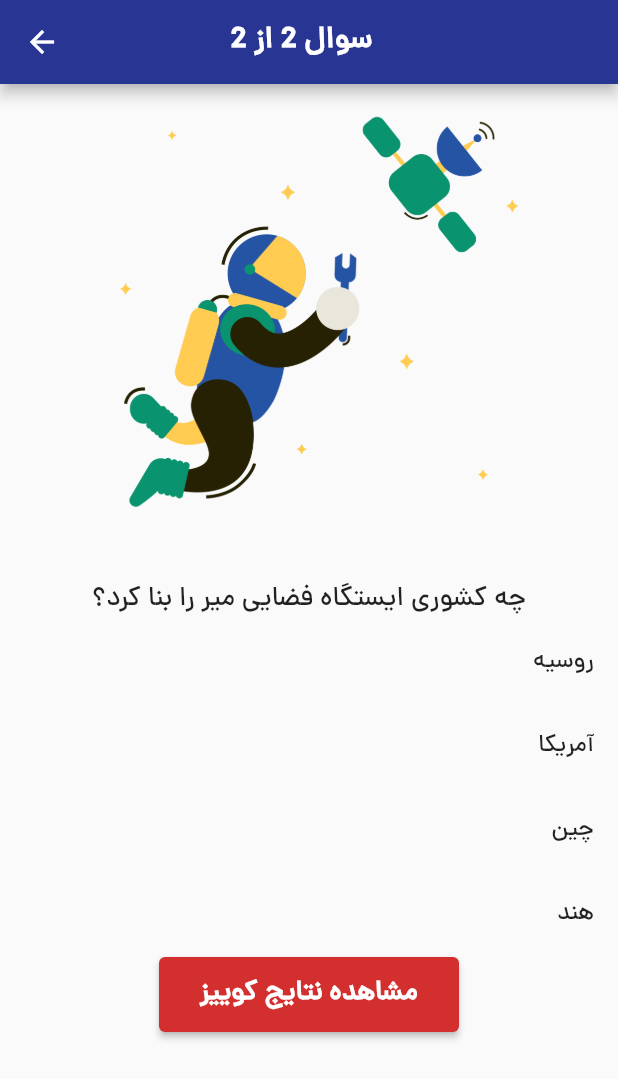
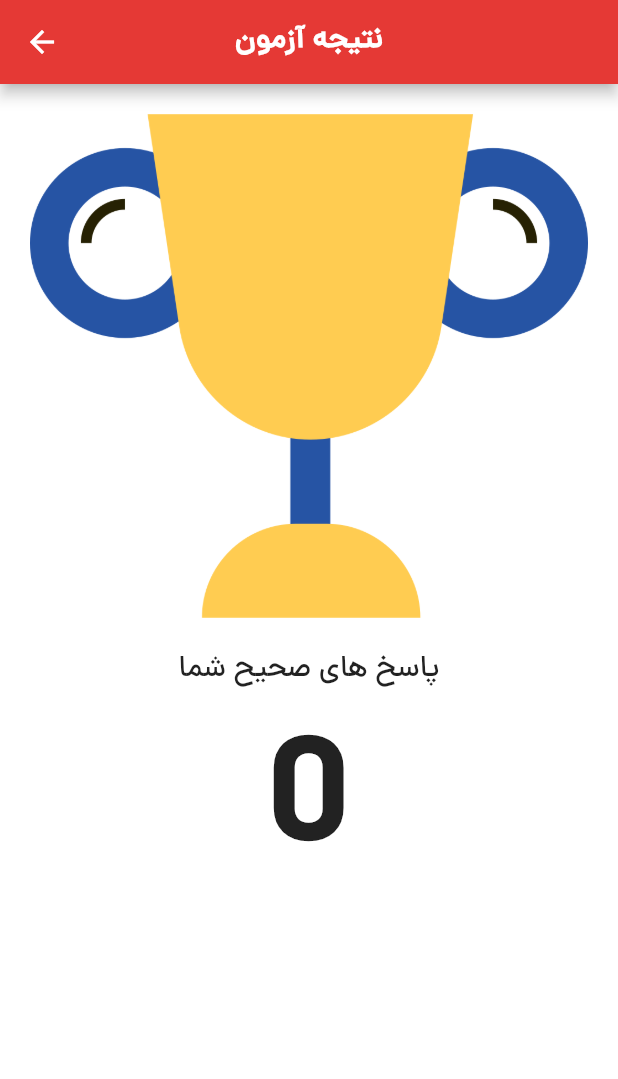
Before and after one commit to mehrdadmoradi001/quiz_app, a Flutter app: the QuizPage screen opened directly, after a tap on "امیراحمدادیبی", after a tap on "آمریکا", after a tap on "مشاهده نتایج کوییز", on a phone screen of 412 x 824 dp. Shown: the top 1079 px of the screen. Run offline on Flutter 3.47's test engine with Material 2 defaults, Android fonts, the phone set to English and light mode, and no system bars.

Commit message:
1- Transferring data between pages by Constructor's pages 2- create Appbar for result_screen.dart

```diff
--- a/lib/home_page.dart
+++ b/lib/home_page.dart
@@ -10,7 +10,7 @@ class HomeWidget extends StatelessWidget {
   Widget build(BuildContext context) {
     return Scaffold(
       backgroundColor: Colors.white,
-      appBar: AppBarWidget('کوییز کویین'),
+      appBar: AppBarWidget('کوییز کویین',Colors.indigo[800]),
       body: SafeArea(
         child: Column(
           mainAxisAlignment: MainAxisAlignment.center,
--- a/lib/quiz_page.dart
+++ b/lib/quiz_page.dart
@@ -1,6 +1,7 @@
 import 'package:flutter/material.dart';
 import 'package:quiz_app/constants/Constants.dart';
 import 'package:quiz_app/data/Question.dart';
+import 'package:quiz_app/screens/result_screen.dart';
 import 'package:quiz_app/widgets/appBar_widget.dart';
 
 class QuizPage extends StatefulWidget {
@@ -14,6 +15,7 @@ class _QuizPageState extends State<QuizPage> {
   int shownQuestionIndex = 0;
   Question? selectedQuestion;
   bool isFinalAnswerSubmitted = false;
+  int correctAnswerQuiz = 0;
 
   @override
   Widget build(BuildContext context) {
@@ -22,7 +24,8 @@ class _QuizPageState extends State<QuizPage> {
         getQuestionsList()[shownQuestionIndex].imageNumber!;
 
     return Scaffold(
-      appBar: AppBarWidget('سوال ${shownQuestionIndex + 1} از ${getQuestionsList().length }  '),
+      appBar: AppBarWidget(
+          'سوال ${shownQuestionIndex + 1} از ${getQuestionsList().length}  ' , Colors.indigo[800]),
       body: SafeArea(
         child: Column(
           crossAxisAlignment: CrossAxisAlignment.center,
@@ -41,9 +44,15 @@ class _QuizPageState extends State<QuizPage> {
               style: TextStyle(fontSize: 18),
             ),
             ...List.generate(4, (index) => getOptionItem(index)),
-            if(isFinalAnswerSubmitted)
+            if (isFinalAnswerSubmitted)
               ElevatedButton(
-                onPressed: () {},
+                onPressed: () {
+                  Navigator.of(context).push(
+                    MaterialPageRoute(
+                      builder: (context) => ResultScreen(correctAnswerResult: correctAnswerQuiz,),
+                    ),
+                  );
+                },
                 style: ElevatedButton.styleFrom(
                   backgroundColor: Colors.red[700],
                   minimumSize: Size(200.0, 50.0),
@@ -60,7 +69,6 @@ class _QuizPageState extends State<QuizPage> {
     );
   }
 
-
   Widget getOptionItem(int index) => ListTile(
         title: Text(
           selectedQuestion!.answerList![index],
@@ -68,12 +76,12 @@ class _QuizPageState extends State<QuizPage> {
         ),
         onTap: () {
           if (selectedQuestion!.correctAnswer! == index) {
-            print('correct');
+            correctAnswerQuiz++;
           } else {
             print('wrong');
           }
 
-          if(shownQuestionIndex == getQuestionsList().length - 1){
+          if (shownQuestionIndex == getQuestionsList().length - 1) {
             isFinalAnswerSubmitted = true;
           }
 
@@ -81,7 +89,6 @@ class _QuizPageState extends State<QuizPage> {
             if (shownQuestionIndex < getQuestionsList().length - 1)
               shownQuestionIndex++;
           });
-
         },
       );
 }
--- a/lib/screens/result_screen.dart
+++ b/lib/screens/result_screen.dart
@@ -0,0 +1,43 @@
+import 'package:flutter/material.dart';
+import 'package:quiz_app/widgets/appBar_widget.dart';
+
+class ResultScreen extends StatelessWidget {
+   ResultScreen({Key? key, this.correctAnswerResult = 0}) : super(key: key);
+
+  int correctAnswerResult = 0;
+
+  @override
+  Widget build(BuildContext context) {
+    return Scaffold(
+      backgroundColor: Colors.white,
+      appBar: AppBarWidget('نتیجه آزمون', Colors.red[600]),
+      body: SafeArea(
+        child: Column(
+          children: [
+            Padding(
+              padding: EdgeInsets.all(20),
+              child: Image(
+                image: AssetImage('images/cup.png'),
+              ),
+            ),
+            Text(
+              'پاسخ های صحیح شما',
+              style: TextStyle(
+                fontSize: 20,
+              ),
+              textAlign: TextAlign.center,
+            ),
+            Text(
+              '$correctAnswerResult',
+              style: TextStyle(
+                fontWeight: FontWeight.bold,
+                fontSize: 100,
+              ),
+              textAlign: TextAlign.center,
+            )
+          ],
+        ),
+      ),
+    );
+  }
+}
--- a/lib/widgets/appBar_widget.dart
+++ b/lib/widgets/appBar_widget.dart
@@ -1,8 +1,8 @@
 import 'package:flutter/material.dart';
 
-PreferredSizeWidget AppBarWidget(String titleAppBar){
+PreferredSizeWidget AppBarWidget(String titleAppBar,Color? color){
   return AppBar(
-    backgroundColor: Colors.indigo[800],
+    backgroundColor: color,
     title: Text(
       titleAppBar,
       style: TextStyle(fontWeight: FontWeight.bold),
```
